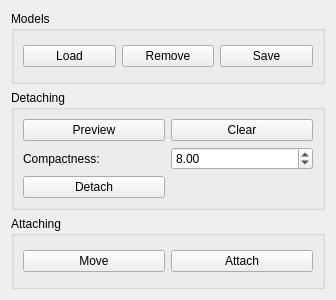
Above: widgets/skinmixer_manager.ui from stefanonuvoli/skinmixer before the change. Below: the same form after it.
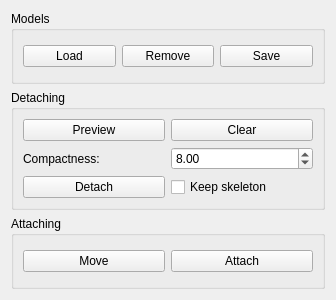
That is the form after the change.

Commit message: Keep skeleton

```diff
--- a/widgets/skinmixer_manager.ui
+++ b/widgets/skinmixer_manager.ui
@@ -94,6 +94,13 @@
         </property>
        </widget>
       </item>
+      <item row="5" column="1">
+       <widget class="QCheckBox" name="detachingKeepSkeletonCheckBox">
+        <property name="text">
+         <string>Keep skeleton</string>
+        </property>
+       </widget>
+      </item>
      </layout>
     </widget>
    </item>
```
The commit also changes 6 other files.
